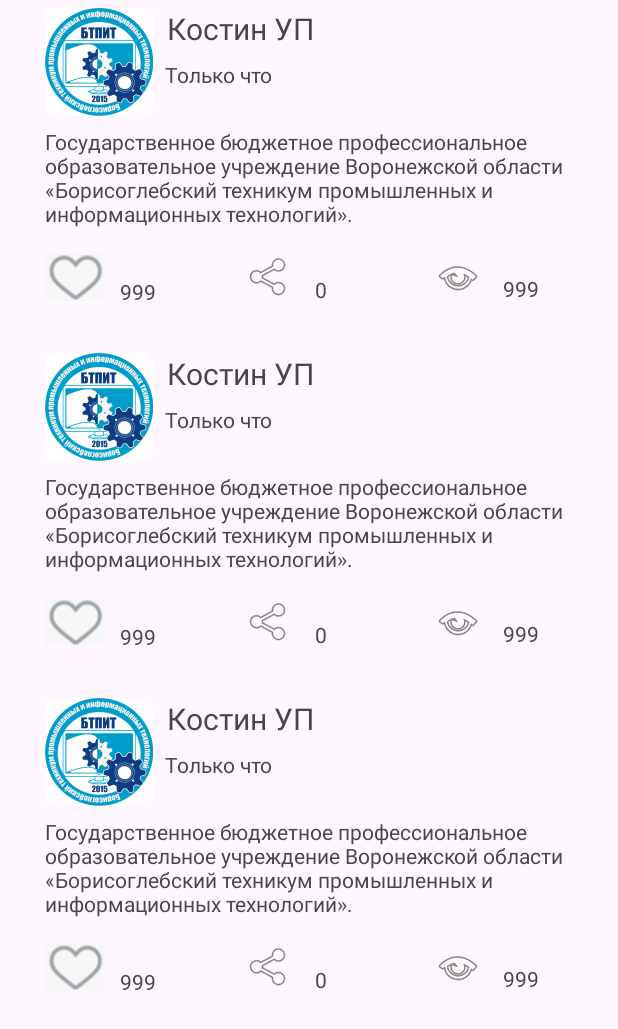
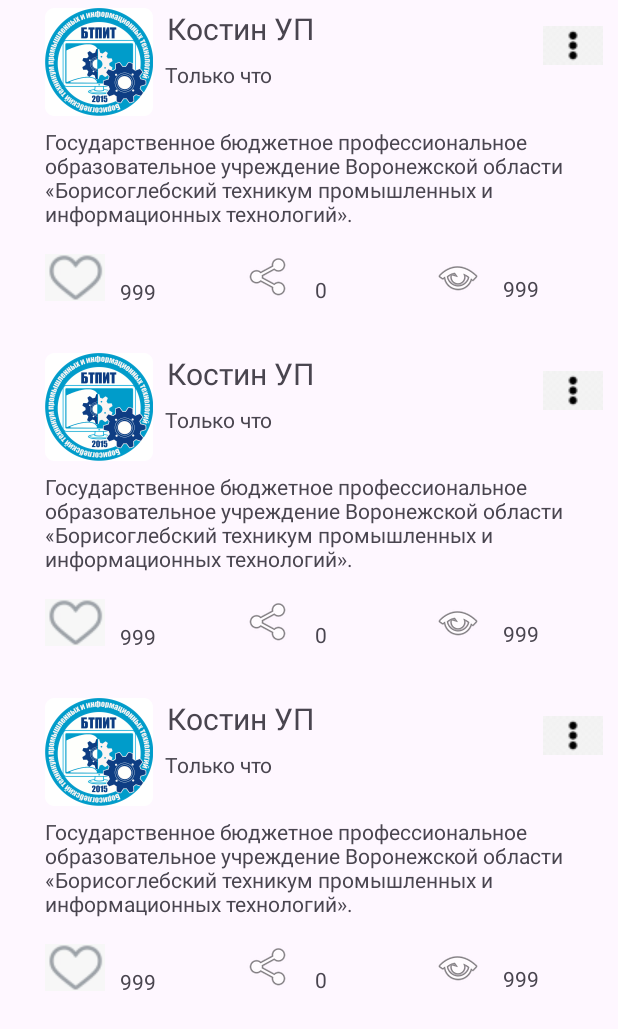
Before and after one commit to Adverseir/Ex_1, an Android app built with Jetpack Compose: the layout activity_main2.xml on its own in the app's theme, with its tools: preview values and no code run, on a phone screen of 412 x 824 dp. Shown: the top 1029 px of the screen. Run offline under Robolectric (Android 15) with nearby library versions, the phone set to English and light mode, and no system bars.

```diff
--- a/app/src/main/java/com/example/kostin_up/Post.kt
+++ b/app/src/main/java/com/example/kostin_up/Post.kt
@@ -7,5 +7,6 @@ data class Post(
     var amountShare: Int,
     val textData: String,
     val imageLike: Boolean = false,
-    var amountLike: Int
+    var amountLike: Int,
+    var removeById: Long
 )
--- a/app/src/main/java/com/example/kostin_up/PostViewHolder.kt
+++ b/app/src/main/java/com/example/kostin_up/PostViewHolder.kt
@@ -12,6 +12,7 @@ class PostViewHolder (
             textAuthor.text = post.textAuthor
             textData.text = post.textData
             textViewContent.text = post.textViewContent
+
             imageLike.setImageResource(
                 if (post.imageLike) R.drawable.likeonn else R.drawable.likeofff
             )
--- a/app/src/main/java/com/example/kostin_up/PostsAdapter.kt
+++ b/app/src/main/java/com/example/kostin_up/PostsAdapter.kt
@@ -1,5 +1,6 @@
 package com.example.kostin_up
 
+import android.nfc.NfcAdapter.OnTagRemovedListener
 import android.view.LayoutInflater
 import android.view.ViewGroup
 import androidx.recyclerview.widget.DiffUtil
@@ -8,8 +9,10 @@ import androidx.recyclerview.widget.RecyclerView
 import com.example.kostin_up.databinding.CardPostBinding
 
 typealias OnClickListener = (post: Post) -> Unit
+typealias onRemoveListener = (post: Post) -> Unit
 class PostsAdapter(
-    private val onLikeListener: OnClickListener
+    private val onLikeListener: OnClickListener,
+    private val onRemoveListener: onRemoveListener,
 ) : ListAdapter<Post, PostViewHolder>(PostDiffCallback()) {
 
     override fun onCreateViewHolder(parent: ViewGroup, viewType: Int): PostViewHolder {
--- a/app/src/main/res/layout/card_post.xml
+++ b/app/src/main/res/layout/card_post.xml
@@ -158,5 +158,15 @@
             app:layout_constraintTop_toBottomOf="@+id/textAuthor"
             app:layout_constraintVertical_bias="0.0" />
 
+        <ImageButton
+            android:id="@+id/removeById"
+            android:layout_width="40dp"
+            android:layout_height="40dp"
+            android:background="#00000000"
+            android:layout_gravity="end"
+            android:layout_marginRight="10dp"
+            android:layout_marginTop="10dp"
+            android:src="@drawable/more"></ImageButton>
+
     </FrameLayout>
 </androidx.constraintlayout.widget.ConstraintLayout>
```
Also changed, not shown: app/src/main/java/com/example/kostin_up/PostRepository.kt (+11 -2 lines), app/src/main/res/drawable/more.png (added).
